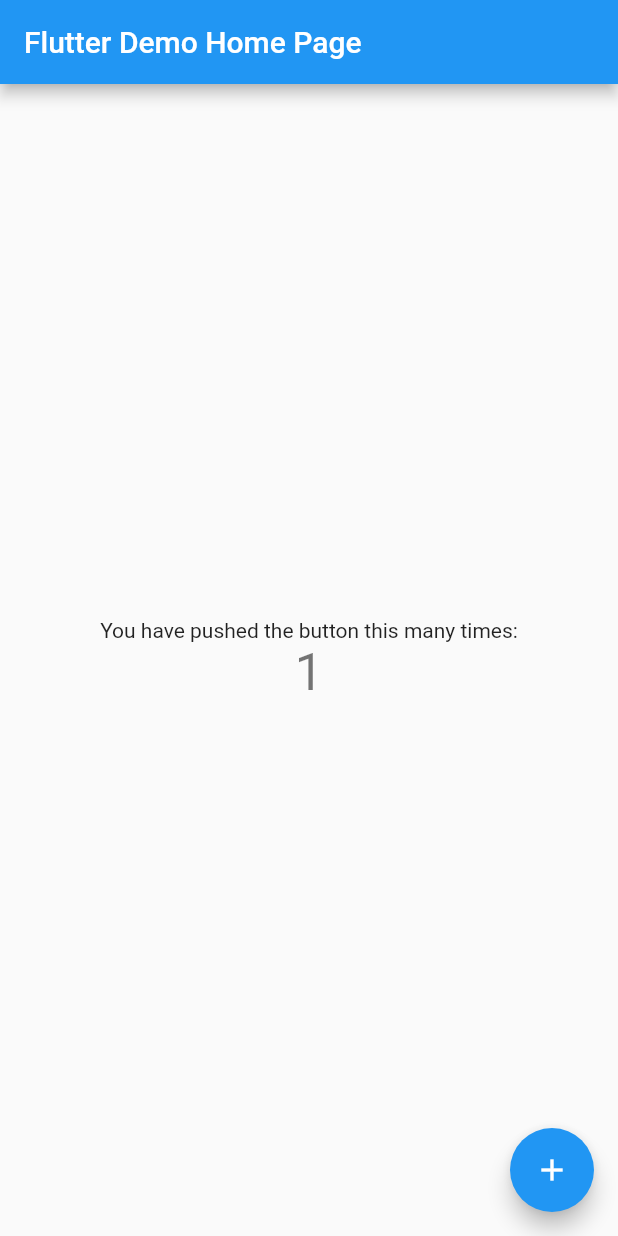
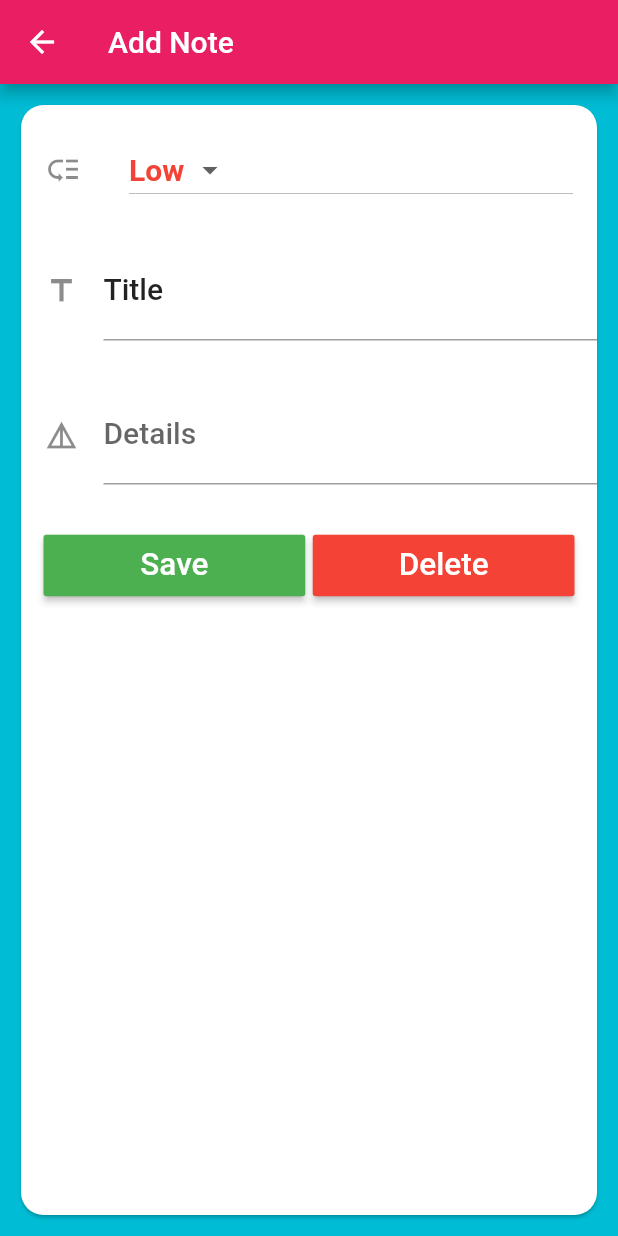
Before and after one commit to Madanraj1/flutter_Tasker, a Flutter app: the screen it shows after launch, after a tap on the "add" icon, on a phone screen of 412 x 824 dp. Run offline on Flutter 3.47's test engine with Material 2 defaults, Android fonts, the phone set to English and light mode, and no system bars; our stand-ins replace sqflite; accounts and stored records are empty.

Commit message:
"tasks with DB"

```diff
--- /dev/null
+++ b/lib/DB/database_helper.dart
@@ -0,0 +1,94 @@
+import 'package:sqflite/sqflite.dart';
+import "package:tasker/note.dart";
+import "dart:async";
+import "dart:io";
+import "package:path_provider/path_provider.dart";
+
+class DataBaseHelper {
+  static DataBaseHelper _databaseHelper; // singleton
+  static Database _database; // singleton
+
+  String noteTable = 'note_table';
+  String colID = 'id';
+  String colTitle = 'title';
+  String colDescription = 'description';
+  String colPriority = 'priority';
+  String colDate = 'date';
+
+  DataBaseHelper._createInstance();
+
+  factory DataBaseHelper() {
+    if (_databaseHelper == null) {
+      _databaseHelper = DataBaseHelper._createInstance();
+    }
+    return _databaseHelper;
+  }
+
+// custom getter
+  Future<Database> get database async {
+    if (_database == null) {
+      _database = await initializeDatabase();
+    }
+    return _database;
+  }
+
+  Future<Database> initializeDatabase() async {
+    Directory directory = await getApplicationDocumentsDirectory();
+    String path = directory.path + 'notes.db';
+
+    var notesDatabase =
+        await openDatabase(path, version: 1, onCreate: _createDb);
+    return notesDatabase;
+  }
+
+  void _createDb(Database db, int newVersion) async {
+    await db.execute(
+        'CREATE TABLE  $noteTable($colID INTEGER PRIMARY KEY  AUTOINCREMENT, $colTitle TEXT, $colDescription TEXT, $colPriority INTEGER, $colDate TEXT) ');
+  }
+
+  Future<List<Map<String, dynamic>>> getNoteMapList() async {
+    Database db = await this.database;
+
+    var result = await db.query(noteTable, orderBy: "$colPriority ASC");
+    return result;
+  }
+
+  Future<int> insertNote(Note note) async {
+    Database db = await this.database;
+    var result = await db.insert(noteTable, note.toMap());
+    return result;
+  }
+
+  Future<int> updateNote(Note note) async {
+    Database db = await this.database;
+    var result = await db.update(noteTable, note.toMap(),
+        where: '$colID = ?', whereArgs: [note.id]);
+    return result;
+  }
+
+  Future<int> deleteNote(int id) async {
+    Database db = await this.database;
+    var result =
+        await db.rawDelete('DELETE FROM $noteTable  where $colID = $id');
+    return result;
+  }
+
+  Future<int> getCount() async {
+    Database db = await this.database;
+    List<Map<String, dynamic>> x =
+        await db.rawQuery('SELECT COUNT (*) from $noteTable');
+    int result = Sqflite.firstIntValue(x);
+    return result;
+  }
+
+  Future<List<Note>> getNoteList() async {
+    var noteMapList = await getNoteMapList();
+    int count = noteMapList.length;
+    List<Note> noteList = List<Note>();
+
+    for (var i = 0; i < count; i++) {
+      noteList.add(Note.fromMapObject(noteMapList[i]));
+    }
+    return noteList;
+  }
+}
--- a/lib/main.dart
+++ b/lib/main.dart
@@ -1,117 +1,18 @@
 import 'package:flutter/material.dart';
+import 'package:tasker/screens/note_list.dart';
 
 void main() {
   runApp(MyApp());
 }
 
 class MyApp extends StatelessWidget {
-  // This widget is the root of your application.
   @override
   Widget build(BuildContext context) {
     return MaterialApp(
-      title: 'Flutter Demo',
-      theme: ThemeData(
-        // This is the theme of your application.
-        //
-        // Try running your application with "flutter run". You'll see the
-        // application has a blue toolbar. Then, without quitting the app, try
-        // changing the primarySwatch below to Colors.green and then invoke
-        // "hot reload" (press "r" in the console where you ran "flutter run",
-        // or simply save your changes to "hot reload" in a Flutter IDE).
-        // Notice that the counter didn't reset back to zero; the application
-        // is not restarted.
-        primarySwatch: Colors.blue,
-        // This makes the visual density adapt to the platform that you run
-        // the app on. For desktop platforms, the controls will be smaller and
-        // closer together (more dense) than on mobile platforms.
-        visualDensity: VisualDensity.adaptivePlatformDensity,
-      ),
-      home: MyHomePage(title: 'Flutter Demo Home Page'),
+      title: "Tasker",
+      debugShowCheckedModeBanner: false,
+      theme: ThemeData(primaryColor: Colors.green),
+      home: NoteList(),
     );
   }
 }
-
-class MyHomePage extends StatefulWidget {
-  MyHomePage({Key key, this.title}) : super(key: key);
-
-  // This widget is the home page of your application. It is stateful, meaning
-  // that it has a State object (defined below) that contains fields that affect
-  // how it looks.
-
-  // This class is the configuration for the state. It holds the values (in this
-  // case the title) provided by the parent (in this case the App widget) and
-  // used by the build method of the State. Fields in a Widget subclass are
-  // always marked "final".
-
-  final String title;
-
-  @override
-  _MyHomePageState createState() => _MyHomePageState();
-}
-
-class _MyHomePageState extends State<MyHomePage> {
-  int _counter = 0;
-
-  void _incrementCounter() {
-    setState(() {
-      // This call to setState tells the Flutter framework that something has
-      // changed in this State, which causes it to rerun the build method below
-      // so that the display can reflect the updated values. If we changed
-      // _counter without calling setState(), then the build method would not be
-      // called again, and so nothing would appear to happen.
-      _counter++;
-    });
-  }
-
-  @override
-  Widget build(BuildContext context) {
-    // This method is rerun every time setState is called, for instance as done
-    // by the _incrementCounter method above.
-    //
-    // The Flutter framework has been optimized to make rerunning build methods
-    // fast, so that you can just rebuild anything that needs updating rather
-    // than having to individually change instances of widgets.
-    return Scaffold(
-      appBar: AppBar(
-        // Here we take the value from the MyHomePage object that was created by
-        // the App.build method, and use it to set our appbar title.
-        title: Text(widget.title),
-      ),
-      body: Center(
-        // Center is a layout widget. It takes a single child and positions it
-        // in the middle of the parent.
-        child: Column(
-          // Column is also a layout widget. It takes a list of children and
-          // arranges them vertically. By default, it sizes itself to fit its
-          // children horizontally, and tries to be as tall as its parent.
-          //
-          // Invoke "debug painting" (press "p" in the console, choose the
-          // "Toggle Debug Paint" action from the Flutter Inspector in Android
-          // Studio, or the "Toggle Debug Paint" command in Visual Studio Code)
-          // to see the wireframe for each widget.
-          //
-          // Column has various properties to control how it sizes itself and
-          // how it positions its children. Here we use mainAxisAlignment to
-          // center the children vertically; the main axis here is the vertical
-          // axis because Columns are vertical (the cross axis would be
-          // horizontal).
-          mainAxisAlignment: MainAxisAlignment.center,
-          children: <Widget>[
-            Text(
-              'You have pushed the button this many times:',
-            ),
-            Text(
-              '$_counter',
-              style: Theme.of(context).textTheme.headline4,
-            ),
-          ],
-        ),
-      ),
-      floatingActionButton: FloatingActionButton(
-        onPressed: _incrementCounter,
-        tooltip: 'Increment',
-        child: Icon(Icons.add),
-      ), // This trailing comma makes auto-formatting nicer for build methods.
-    );
-  }
-}
--- /dev/null
+++ b/lib/note.dart
@@ -0,0 +1,60 @@
+class Note {
+  int _id, _priority;
+  String _description, _date, _title;
+
+  Note(this._description, this._date, this._priority, this._title);
+  Note.withId(
+      this._id, this._description, this._date, this._priority, this._title);
+
+// all the getters
+  int get id => _id;
+  int get priority => _priority;
+  String get description => _description;
+  String get date => _date;
+  String get title => _title;
+
+// all the setters
+  set title(String newTitle) {
+    if (newTitle.length <= 255) {
+      this._title = newTitle;
+    }
+  }
+
+  set description(String newdescription) {
+    if (newdescription.length <= 255) {
+      this._description = newdescription;
+    }
+  }
+
+  set date(String newDate) {
+    this._date = newDate;
+  }
+
+  set priority(int newpriority) {
+    if (newpriority >= 1 && newpriority <= 2) {
+      this._priority = newpriority;
+    }
+  }
+
+// used to save and retrive from DB
+
+// convert note obj to map obj
+  Map<String, dynamic> toMap() {
+    var map = Map<String, dynamic>();
+    if (id != null) {
+      map['id'] = _id;
+    }
+    map['title'] = _title;
+    map['description'] = _description;
+    map['priority'] = _priority;
+    map['date'] = _date;
+    return map;
+  }
+
+  Note.fromMapObject(Map<String, dynamic> map) {
+    this._id = map['id'];
+    this._description = map['description'];
+    this._priority = map['priority'];
+    this._date = map['date'];
+  }
+}
--- /dev/null
+++ b/lib/screens/note_details.dart
@@ -0,0 +1,246 @@
+import 'package:flutter/material.dart';
+import '../note.dart';
+import '../DB/database_helper.dart';
+import 'package:intl/intl.dart';
+
+class NoteDetail extends StatefulWidget {
+  final String appBarTitle;
+  final Note note;
+  NoteDetail(
+    this.note,
+    this.appBarTitle,
+  );
+
+  @override
+  State<StatefulWidget> createState() {
+    return _NoteDetailState(this.note, this.appBarTitle);
+  }
+}
+
+class _NoteDetailState extends State<NoteDetail> {
+  static var _priority = ['High', 'Low'];
+  DataBaseHelper helper = DataBaseHelper();
+  String appBarTitle;
+  Note note;
+
+  _NoteDetailState(this.note, this.appBarTitle);
+  TextEditingController titleController = TextEditingController();
+  TextEditingController dscriptionController = TextEditingController();
+
+  @override
+  Widget build(BuildContext context) {
+    TextStyle textStyle = Theme.of(context).textTheme.title;
+
+    titleController.text = note.title;
+    dscriptionController.text = note.description;
+
+    return WillPopScope(
+      child: Scaffold(
+        backgroundColor: Colors.cyan,
+        appBar: AppBar(
+          title: Text(appBarTitle),
+          backgroundColor: Colors.pink,
+          leading: IconButton(
+              icon: Icon(Icons.arrow_back),
+              onPressed: () {
+                moveToLastScreen();
+              }),
+        ),
+        body: Padding(
+          padding: EdgeInsets.all(10.0),
+          child: Card(
+            shape: RoundedRectangleBorder(
+              borderRadius: BorderRadius.circular(15.0),
+            ),
+            child: ListView(
+              children: <Widget>[
+                Padding(
+                  padding: EdgeInsets.only(top: 15.0, bottom: 5.0),
+                  //dropdown menu
+                  child: new ListTile(
+                    leading: const Icon(Icons.low_priority),
+                    title: DropdownButton(
+                        items: _priority.map((String dropDownStringItem) {
+                          return DropdownMenuItem<String>(
+                            value: dropDownStringItem,
+                            child: Text(dropDownStringItem,
+                                style: TextStyle(
+                                    fontSize: 20.0,
+                                    fontWeight: FontWeight.bold,
+                                    color: Colors.red)),
+                          );
+                        }).toList(),
+                        value: getPriorityAsString(note.priority),
+                        onChanged: (valueSelectedByUser) {
+                          // setState(() {
+                          //   updatePriorityAsInt(valueSelectedByUser);
+                          // });
+                        }),
+                  ),
+                ),
+                // Second Element
+                Padding(
+                  padding: EdgeInsets.only(top: 15.0, bottom: 15.0, left: 15.0),
+                  child: TextField(
+                    controller: titleController,
+                    style: textStyle,
+                    onChanged: (value) {
+                      updateTitle();
+                    },
+                    decoration: InputDecoration(
+                      labelText: 'Title',
+                      labelStyle: textStyle,
+                      icon: Icon(Icons.title),
+                    ),
+                  ),
+                ),
+
+                // Third Element
+                Padding(
+                  padding: EdgeInsets.only(top: 15.0, bottom: 15.0, left: 15.0),
+                  child: TextField(
+                    controller: dscriptionController,
+                    style: textStyle,
+                    onChanged: (value) {
+                      updateDescription();
+                    },
+                    decoration: InputDecoration(
+                      labelText: 'Details',
+                      icon: Icon(Icons.details),
+                    ),
+                  ),
+                ),
+
+                // Fourth Element
+                Padding(
+                  padding: EdgeInsets.all(15.0),
+                  child: Row(
+                    children: <Widget>[
+                      Expanded(
+                        child: RaisedButton(
+                          textColor: Colors.white,
+                          color: Colors.green,
+                          padding: const EdgeInsets.all(8.0),
+                          child: Text(
+                            'Save',
+                            textScaleFactor: 1.5,
+                          ),
+                          onPressed: () {
+                            setState(() {
+                              debugPrint("Save button clicked");
+                              _save();
+                            });
+                          },
+                        ),
+                      ),
+                      Container(
+                        width: 5.0,
+                      ),
+                      Expanded(
+                        child: RaisedButton(
+                          textColor: Colors.white,
+                          color: Colors.red,
+                          padding: const EdgeInsets.all(8.0),
+                          child: Text(
+                            'Delete',
+                            textScaleFactor: 1.5,
+                          ),
+                          onPressed: () {
+                            setState(() {
+                              _delete();
+                            });
+                          },
+                        ),
+                      ),
+                    ],
+                  ),
+                ),
+              ],
+            ),
+          ),
+        ),
+      ),
+      onWillPop: () {
+        moveToLastScreen();
+      },
+    );
+  }
+
+  void updateTitle() {
+    note.title = titleController.text;
+  }
+
+  void updateDescription() {
+    note.description = dscriptionController.text;
+  }
+
+  void _save() async {
+    moveToLastScreen();
+    note.date = DateFormat.yMMMMd().format(DateTime.now());
+    int result;
+    if (note.id != null) {
+      result = await helper.updateNote(note);
+    } else {
+      result = await helper.insertNote(note);
+    }
+
+    if (result != 0) {
+      _showAlertDialog("Status", "Note Saved Successfully");
+    } else {
+      _showAlertDialog("Status", "Problem Saving Note");
+    }
+  }
+
+  void _delete() async {
+    moveToLastScreen();
+    if (note.id == null) {
+      _showAlertDialog("Status", "First Add a Note");
+      return;
+    }
+
+    int result = await helper.deleteNote(note.id);
+    if (result != 0) {
+      _showAlertDialog("Status", "Note Deleted Successfully");
+    } else {
+      _showAlertDialog("Status", "Error");
+    }
+  }
+
+  // convert to int to save into dataabse
+  void updatePriorityAsInt(String value) {
+    switch (value) {
+      case 'High':
+        note.priority = 1;
+        break;
+      case 'Low':
+        note.priority = 2;
+        break;
+    }
+  }
+
+// convert int to String to int to show user
+  String getPriorityAsString(int value) {
+    String priority;
+    switch (value) {
+      case 1:
+        priority = _priority[0];
+        break;
+      case 2:
+        priority = _priority[1];
+        break;
+    }
+    return priority;
+  }
+
+  void moveToLastScreen() {
+    Navigator.pop(context, true);
+  }
+
+  void _showAlertDialog(String title, String message) {
+    AlertDialog alertDialog = AlertDialog(
+      title: Text(title),
+      content: Text(message),
+    );
+    showDialog(context: context, builder: (_) => alertDialog);
+  }
+}
--- /dev/null
+++ b/lib/screens/note_list.dart
@@ -0,0 +1,106 @@
+import 'package:flutter/material.dart';
+import 'dart:async';
+import '../DB/database_helper.dart';
+import '../note.dart';
+import 'note_details.dart';
+import 'package:sqflite/sqflite.dart';
+
+class NoteList extends StatefulWidget {
+  @override
+  _NoteListState createState() => _NoteListState();
+}
+
+class _NoteListState extends State<NoteList> {
+  DataBaseHelper databaseHelper = DataBaseHelper();
+  List<Note> noteList;
+  int count = 0;
+
+  @override
+  Widget build(BuildContext context) {
+    if (noteList == null) {
+      noteList = List<Note>();
+      updateListView();
+    }
+
+    return Scaffold(
+      appBar: AppBar(
+        title: Text('Tasker'),
+        backgroundColor: Colors.greenAccent,
+      ),
+      body: getNoteListView(),
+      floatingActionButton: FloatingActionButton(
+          backgroundColor: Colors.yellowAccent,
+          child: Icon(Icons.add),
+          onPressed: () {
+            navigateToDetail(Note("", "", 2, ""), 'Add Note');
+          }),
+    );
+  }
+
+  ListView getNoteListView() {
+    return ListView.builder(
+        itemCount: count,
+        itemBuilder: (context, index) {
+          return Card(
+            shape: RoundedRectangleBorder(
+              borderRadius: BorderRadius.circular(10.0),
+            ),
+            color: Colors.deepOrange,
+            elevation: 5.0,
+            child: ListTile(
+              leading: CircleAvatar(
+                backgroundImage:
+                    NetworkImage("https://learncodeonline.in/mascot.png"),
+              ),
+              title: Text(
+                // this.noteList[index].title,
+                this.noteList[index].title,
+                style: TextStyle(
+                    color: Colors.white,
+                    fontWeight: FontWeight.bold,
+                    fontSize: 25.0),
+              ),
+              subtitle: Text(
+                this.noteList[index].date,
+                style: TextStyle(
+                  color: Colors.white,
+                ),
+              ),
+              trailing: GestureDetector(
+                child: Icon(
+                  Icons.open_in_new,
+                  color: Colors.white,
+                ),
+                onTap: () {
+                  navigateToDetail(this.noteList[index], "EditTodo");
+                },
+              ),
+            ),
+          );
+        });
+  }
+
+  void navigateToDetail(Note note, String title) async {
+    bool result =
+        await Navigator.push(context, MaterialPageRoute(builder: (context) {
+      return NoteDetail(note, title);
+    }));
+
+    if (result == true) {
+      updateListView();
+    }
+  }
+
+  void updateListView() {
+    final Future<Database> dbFuture = databaseHelper.initializeDatabase();
+    dbFuture.then((database) {
+      Future<List<Note>> noteListFuture = databaseHelper.getNoteList();
+      noteListFuture.then((noteList) {
+        setState(() {
+          this.noteList = noteList;
+          this.count = noteList.length;
+        });
+      });
+    });
+  }
+}
--- a/pubspec.yaml
+++ b/pubspec.yaml
@@ -23,6 +23,9 @@ environment:
 dependencies:
   flutter:
     sdk: flutter
+  sqflite: ^1.3.1+1
+  intl: ^0.16.1
+  path_provider: ^1.6.14
 
 
   # The following adds the Cupertino Icons font to your application.
```
Also changed, not shown: pubspec.lock.
